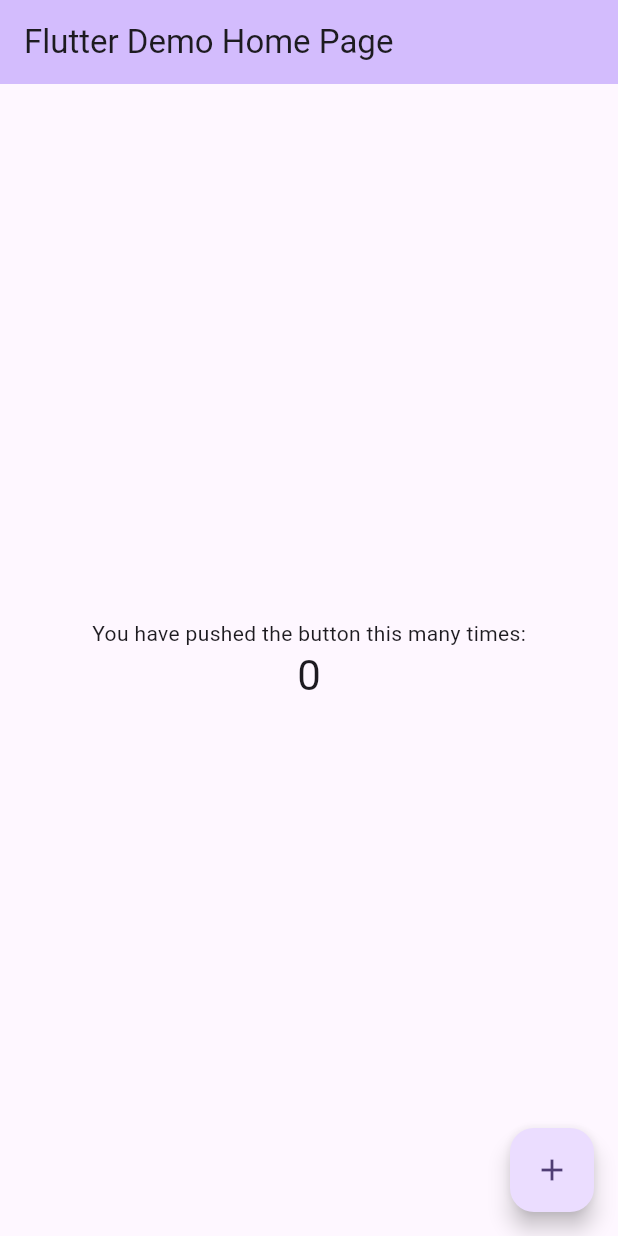
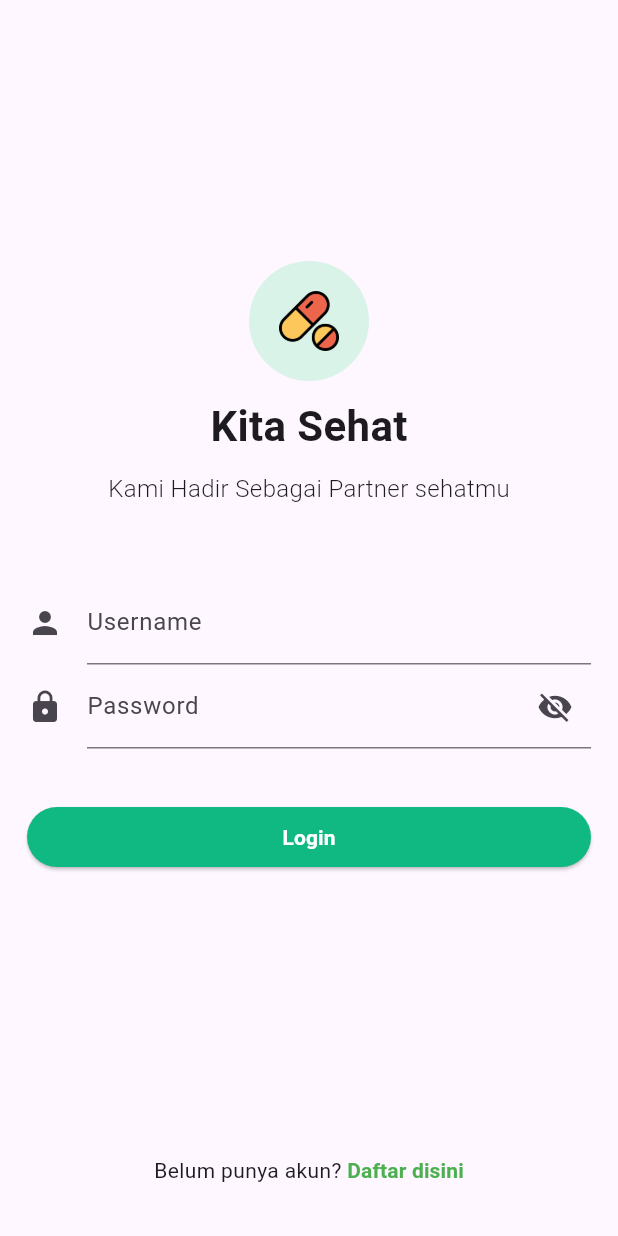
Before and after one commit to RagilCahyadi/utspam_d_if5b_0034, a Flutter app: the screen it shows after launch, on a phone screen of 412 x 824 dp. Run offline on Flutter 3.47's test engine with Material 3 defaults, Android fonts, the phone set to English and light mode, and no system bars.

Commit message:
Adding Login Page

```diff
--- a/lib/main.dart
+++ b/lib/main.dart
@@ -1,6 +1,9 @@
 import 'package:flutter/material.dart';
+import 'package:utspam_d_if5b_0034/presentation/login_page.dart';
 
-void main() {
+void main() async {
+  WidgetsFlutterBinding.ensureInitialized();
+
   runApp(const MyApp());
 }
 
@@ -30,93 +33,7 @@ class MyApp extends StatelessWidget {
         // tested with just a hot reload.
         colorScheme: ColorScheme.fromSeed(seedColor: Colors.deepPurple),
       ),
-      home: const MyHomePage(title: 'Flutter Demo Home Page'),
+      home: const LoginPage(),
     );
   }
 }
-
-class MyHomePage extends StatefulWidget {
-  const MyHomePage({super.key, required this.title});
-
-  // This widget is the home page of your application. It is stateful, meaning
-  // that it has a State object (defined below) that contains fields that affect
-  // how it looks.
-
-  // This class is the configuration for the state. It holds the values (in this
-  // case the title) provided by the parent (in this case the App widget) and
-  // used by the build method of the State. Fields in a Widget subclass are
-  // always marked "final".
-
-  final String title;
-
-  @override
-  State<MyHomePage> createState() => _MyHomePageState();
-}
-
-class _MyHomePageState extends State<MyHomePage> {
-  int _counter = 0;
-
-  void _incrementCounter() {
-    setState(() {
-      // This call to setState tells the Flutter framework that something has
-      // changed in this State, which causes it to rerun the build method below
-      // so that the display can reflect the updated values. If we changed
-      // _counter without calling setState(), then the build method would not be
-      // called again, and so nothing would appear to happen.
-      _counter++;
-    });
-  }
-
-  @override
-  Widget build(BuildContext context) {
-    // This method is rerun every time setState is called, for instance as done
-    // by the _incrementCounter method above.
-    //
-    // The Flutter framework has been optimized to make rerunning build methods
-    // fast, so that you can just rebuild anything that needs updating rather
-    // than having to individually change instances of widgets.
-    return Scaffold(
-      appBar: AppBar(
-        // TRY THIS: Try changing the color here to a specific color (to
-        // Colors.amber, perhaps?) and trigger a hot reload to see the AppBar
-        // change color while the other colors stay the same.
-        backgroundColor: Theme.of(context).colorScheme.inversePrimary,
-        // Here we take the value from the MyHomePage object that was created by
-        // the App.build method, and use it to set our appbar title.
-        title: Text(widget.title),
-      ),
-      body: Center(
-        // Center is a layout widget. It takes a single child and positions it
-        // in the middle of the parent.
-        child: Column(
-          // Column is also a layout widget. It takes a list of children and
-          // arranges them vertically. By default, it sizes itself to fit its
-          // children horizontally, and tries to be as tall as its parent.
-          //
-          // Column has various properties to control how it sizes itself and
-          // how it positions its children. Here we use mainAxisAlignment to
-          // center the children vertically; the main axis here is the vertical
-          // axis because Columns are vertical (the cross axis would be
-          // horizontal).
-          //
-          // TRY THIS: Invoke "debug painting" (choose the "Toggle Debug Paint"
-          // action in the IDE, or press "p" in the console), to see the
-          // wireframe for each widget.
-          mainAxisAlignment: MainAxisAlignment.center,
-          children: <Widget>[
-            const Text('You have pushed the button this many times:'),
-            Text(
-              '$_counter',
-              style: Theme.of(context).textTheme.headlineMedium,
-            ),
-          ],
-        ),
-      ),
-      floatingActionButton: FloatingActionButton(
-        onPressed: _incrementCounter,
-        tooltip: 'Increment',
-        child: const Icon(Icons.add),
-      ), // This trailing comma makes auto-formatting nicer for build methods.
-    );
-  }
-}
--- /dev/null
+++ b/lib/presentation/login_page.dart
@@ -0,0 +1,164 @@
+import 'package:flutter/material.dart';
+
+class LoginPage extends StatefulWidget {
+  const LoginPage({super.key});
+
+  @override
+  State<LoginPage> createState() => _LoginPageState();
+}
+
+class _LoginPageState extends State<LoginPage> {
+  final _globalkey = GlobalKey<FormState>();
+  final _usernameController = TextEditingController();
+  final _passwordController = TextEditingController();
+  bool isObscure = true;
+
+  @override
+  Widget build(BuildContext context) {
+    return Scaffold(
+      body: SafeArea(
+        child: Column(
+          mainAxisAlignment: MainAxisAlignment.spaceBetween,
+          children: [
+            Expanded(
+              child: Center(
+                child: Padding(
+                  padding: const EdgeInsets.all(18.0),
+                  child: Column(
+                    mainAxisAlignment: MainAxisAlignment.center,
+                    children: [
+                      CircleAvatar(
+                        backgroundColor: const Color.fromRGBO(218, 243, 232, 1.0),
+                        radius: 40,
+                        child: Image.asset('assets/images/pill.png', height: 40),
+                      ),
+                      SizedBox(height: 10),
+                      Text(
+                        'Kita Sehat',
+                        style: TextStyle(fontSize: 28, fontWeight: FontWeight.bold),
+                      ),
+                      SizedBox(height: 10),
+                      Text(
+                        'Kami Hadir Sebagai Partner sehatmu',
+                        style: TextStyle(fontSize: 16, fontWeight: FontWeight.w300),
+                      ),
+                      SizedBox(height: 50),
+                      Form(
+                        key: _globalkey,
+                        child: Column(
+                          children: [
+                            TextFormField(
+                              controller: _usernameController,
+                              autovalidateMode: AutovalidateMode.onUserInteraction,
+                              validator: (value) {
+                                if (value!.isEmpty) {
+                                  return "Silahkan masukkan username anda";
+                                }
+                                return null;
+                              },
+                              keyboardType: TextInputType.name,
+                              decoration: InputDecoration(
+                                labelText: "Username",
+                                hintText: "Masukkan username anda",
+                                icon: Icon(Icons.person),
+                              ),
+                            ),
+                            TextFormField(
+                              controller: _passwordController,
+                              autovalidateMode: AutovalidateMode.onUserInteraction,
+                              validator: (value) {
+                                if (value!.isEmpty) {
+                                  return "Silahkan masukkan password anda";
+                                } else if (value.length < 6) {
+                                  return "Password harus berisi setidaknya 6 karakter";
+                                }
+                                return null;
+                              },
+                              keyboardType: TextInputType.visiblePassword,
+                              obscureText: isObscure,
+                              decoration: InputDecoration(
+                                labelText: "Password",
+                                hintText: "Masukkan password anda",
+                                icon: Icon(Icons.lock),
+                                suffixIcon: IconButton(
+                                  icon: Icon(
+                                    isObscure ? Icons.visibility_off : Icons.visibility,
+                                  ),
+                                  onPressed: () {
+                                    setState(() {
+                                      isObscure = !isObscure;
+                                    });
+                                  },
+                                ),
+                              ),
+                            ),
+                            SizedBox(height: 35),
+                            SizedBox(
+                              width: double.infinity,
+                              child: ElevatedButton(
+                                onPressed: () {
+                                  if (_globalkey.currentState!.validate()) {
+                                    Navigator.pushAndRemoveUntil(
+                                      context,
+                                      MaterialPageRoute(
+                                        builder: (context) => LoginPage(),
+                                      ),
+                                      (route) => false,
+                                    );
+                                  }
+                                },
+                                style: ElevatedButton.styleFrom(
+                                  backgroundColor: const Color.fromRGBO(16, 185, 129, 1),
+                                  foregroundColor: Colors.white,
+                                ),
+                                child: Text(
+                                  'Login',
+                                  style: TextStyle(fontWeight: FontWeight.bold),
+                                ),
+                              ),
+                            ),
+                          ],
+                        ),
+                      ),
+                    ],
+                  ),
+                ),
+              ),
+            ),
+            Padding(
+              padding: const EdgeInsets.only(bottom: 20.0),
+              child: Row(
+                mainAxisAlignment: MainAxisAlignment.center,
+                children: [
+                  Text(
+                    "Belum punya akun? "
+                  ),
+                  TextButton(
+                    onPressed: () {
+                      Navigator.push(
+                        context,
+                        MaterialPageRoute(
+                          builder: (context) => LoginPage(),
+                        ),
+                      );
+                    },
+                    style: TextButton.styleFrom(
+                      padding: EdgeInsets.zero
+                    ),
+                    child: Text(
+                      "Daftar disini",
+                      style: TextStyle(
+                        fontWeight: FontWeight.bold,
+                        color: Colors.green,
+                      ),
+                    ),
+                  ),
+                ],
+              ),
+            ),
+          ],
+        ),
+      ),
+    );
+  }
+}
--- a/pubspec.yaml
+++ b/pubspec.yaml
@@ -58,9 +58,8 @@ flutter:
   uses-material-design: true
 
   # To add assets to your application, add an assets section, like this:
-  # assets:
-  #   - images/a_dot_burr.jpeg
-  #   - images/a_dot_ham.jpeg
+  assets:
+    - assets/images/
 
   # An image asset can refer to one or more resolution-specific "variants", see
   # https://flutter.dev/to/resolution-aware-images
```
Also changed, not shown: assets/images/pill.png (added).
